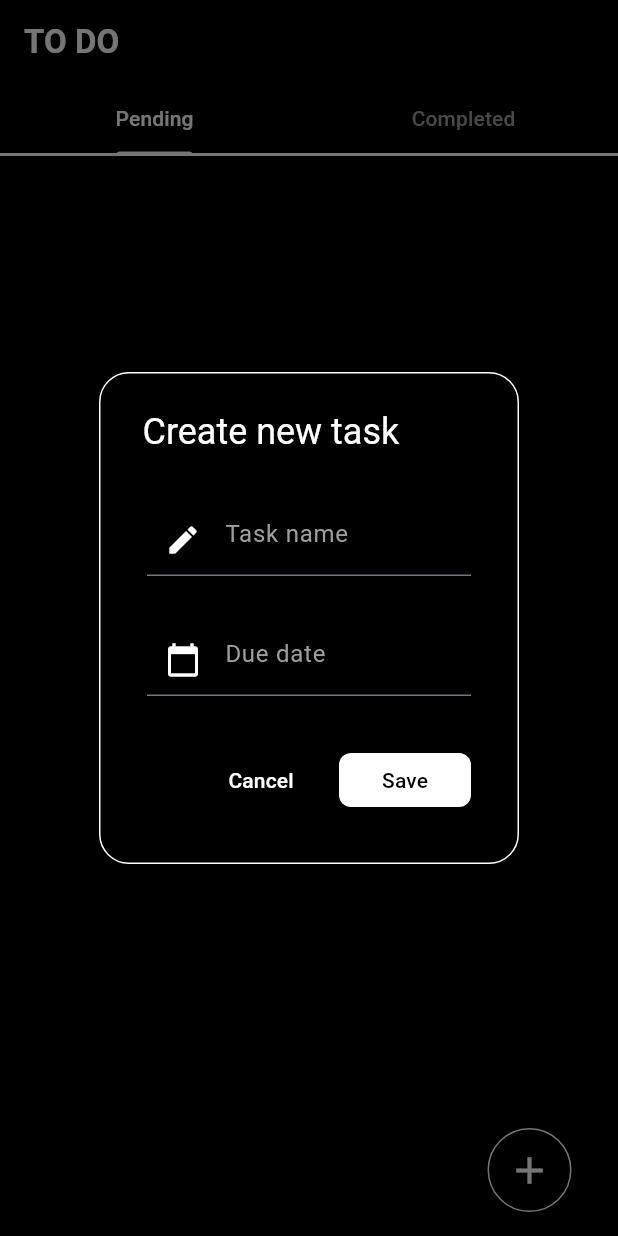
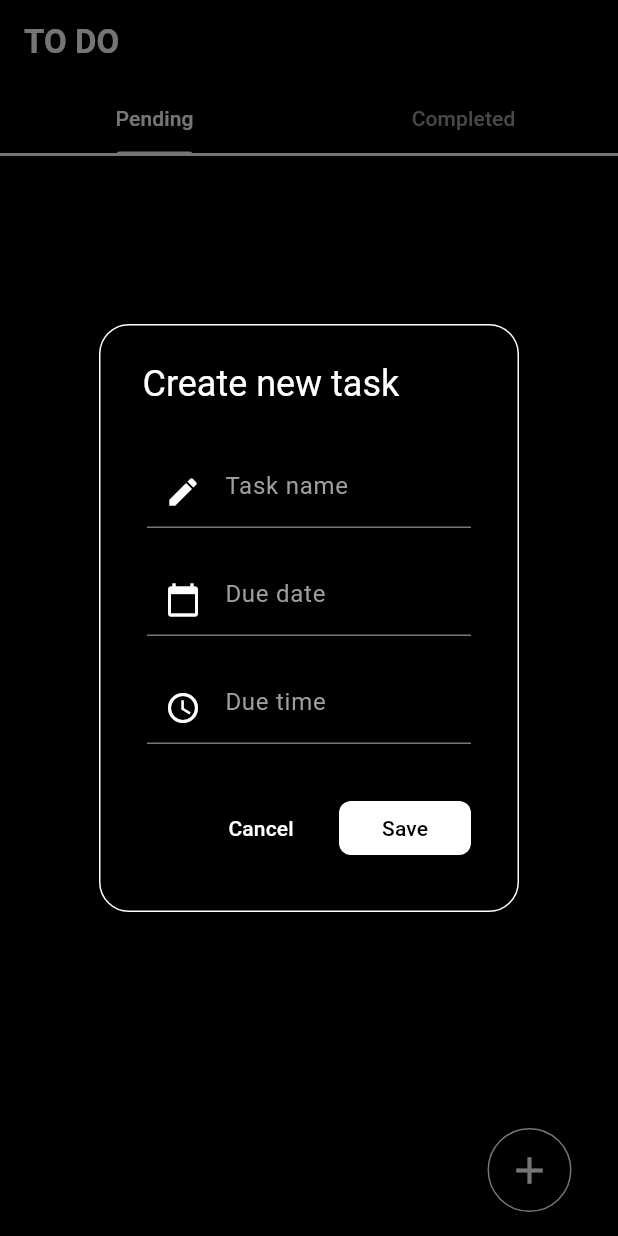
Before and after one commit to JashanKishore/to-do-list, a Flutter app: the screen it shows after launch, after a tap on the "add" icon, on a phone screen of 412 x 824 dp. Run offline on Flutter 3.47's test engine with Material 3 defaults, Android fonts, the phone set to English and light mode, and no system bars; our stand-ins replace flutter_slidable, get_it, hive, hive_flutter; accounts and stored records are empty.

Commit message:
Time feature implemented: Added adapter for complex data type of timeOfDay as hive only handles basic types, added properties to task and modified callbacks to handle time

```diff
--- a/lib/main.dart
+++ b/lib/main.dart
@@ -5,12 +5,14 @@ import 'package:to_do_app/util/task.dart';
 import 'package:to_do_app/util/setup_locator.dart';
 import 'package:path_provider/path_provider.dart';
 import 'package:to_do_app/data/database.dart';
+import 'package:to_do_app/util/time_of_day_adapter.dart';
 
 void main() async {
   WidgetsFlutterBinding.ensureInitialized();
 
   await Hive.initFlutter((await getApplicationDocumentsDirectory()).path);
   Hive.registerAdapter(TaskAdapter());
+  Hive.registerAdapter(TimeOfDayAdapter());
 
   setupLocator();
   runApp(MyApp());
--- a/lib/util/dialog_box.dart
+++ b/lib/util/dialog_box.dart
@@ -4,10 +4,11 @@ import 'package:flutter/material.dart';
 import 'package:intl/intl.dart';
 import 'my_button.dart';
 
-typedef SaveCallback = void Function(String taskName, DateTime dueDate);
+typedef SaveCallback = void Function(String taskName, DateTime dueDate, TimeOfDay dueTime);
 class DialogBox extends StatefulWidget {
   final TextEditingController taskController;
   final TextEditingController dateController;
+  final TextEditingController timeController;
   final SaveCallback onSave;
   final VoidCallback onCancel;
 
@@ -15,6 +16,7 @@ class DialogBox extends StatefulWidget {
     super.key,
     required this.taskController,
     required this.dateController,
+    required this.timeController,
     required this.onSave,
     required this.onCancel,
   });
@@ -35,6 +37,18 @@ class _DialogBoxState extends State<DialogBox> {
     if (picked != null) {
       setState(() {
         widget.dateController.text = DateFormat('dd-MM-yyy').format(picked);
+      });
+    }
+  }
+
+  Future<void> _selectTime() async {
+    TimeOfDay? picked = await showTimePicker(
+      context: context,
+      initialTime: TimeOfDay.now(),
+    );
+    if (picked != null) {
+      setState(() {
+        widget.timeController.text = picked.format(context);
       });
     }
   }
@@ -88,7 +102,7 @@ class _DialogBoxState extends State<DialogBox> {
                 ),
               ],
             ),
-            const SizedBox(height: 32),
+            const SizedBox(height: 24),
 
             // date picker
             TextField(
@@ -107,6 +121,28 @@ class _DialogBoxState extends State<DialogBox> {
                         fontStyle: FontStyle.normal,
                         fontWeight: FontWeight.w400,
                       ),
+              ),
+            ),
+
+            const SizedBox(height: 24),
+
+            // time picker
+            TextField(
+              controller: widget.timeController,
+              readOnly: true,
+              onTap: _selectTime,
+              style: const TextStyle(color: Colors.white),
+              decoration: InputDecoration(
+                prefixIcon: const Icon(Icons.access_time, color: Colors.white),
+                focusedBorder: UnderlineInputBorder(
+                  borderSide: BorderSide(color: Colors.white),
+                ),
+                hintText: 'Due time',
+                hintStyle: TextStyle(
+                  color: Colors.grey,
+                  fontStyle: FontStyle.normal,
+                  fontWeight: FontWeight.w400,
+                ),
               ),
             ),
 
@@ -132,7 +168,8 @@ class _DialogBoxState extends State<DialogBox> {
                   onPressed: () {
                     if (widget.taskController.text.isNotEmpty && widget.dateController.text.isNotEmpty) {
                       var dueDate = DateFormat('dd-MM-yyy').parse(widget.dateController.text);
-                      widget.onSave(widget.taskController.text, dueDate);
+                      var dueTime = TimeOfDay.fromDateTime(DateFormat('HH:mm').parse(widget.timeController.text));
+                      widget.onSave(widget.taskController.text, dueDate, dueTime);
                     }
                   },
                   backgroundColor: Colors.white,
--- a/lib/util/task.dart
+++ b/lib/util/task.dart
@@ -1,3 +1,4 @@
+import 'package:flutter/material.dart';
 import 'package:hive/hive.dart';
 import 'package:uuid/uuid.dart';
 part 'task.g.dart';
@@ -18,9 +19,13 @@ class Task {
 @HiveField(3)
   DateTime dueDate;
 
+@HiveField(4)
+  TimeOfDay dueTime;
+
   Task({
     required this.name,
     required this.isCompleted,
     required this.dueDate,
+    required this.dueTime,
   }) : id = const Uuid().v1();
 }
```
Also changed, not shown: lib/pages/home_page.dart (+6 -4 lines), lib/util/time_of_day_adapter.dart (added, +20 -0 lines), lib/util/todo_tile.dart (+20 -9 lines), lib/util/task.g.dart.
